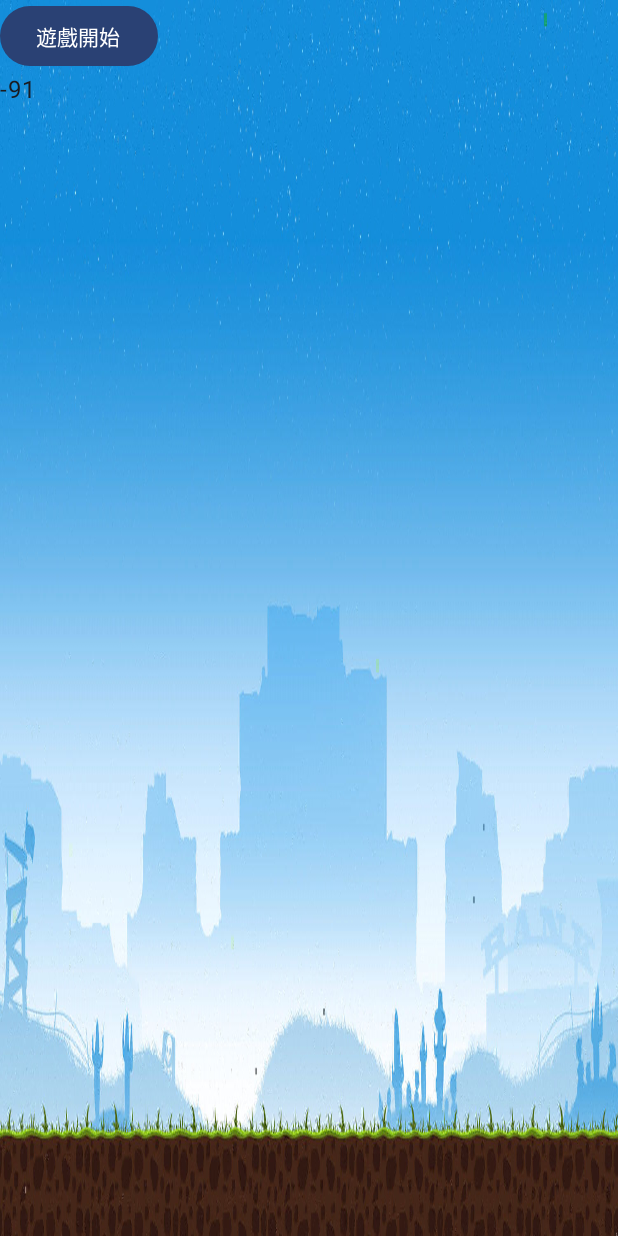
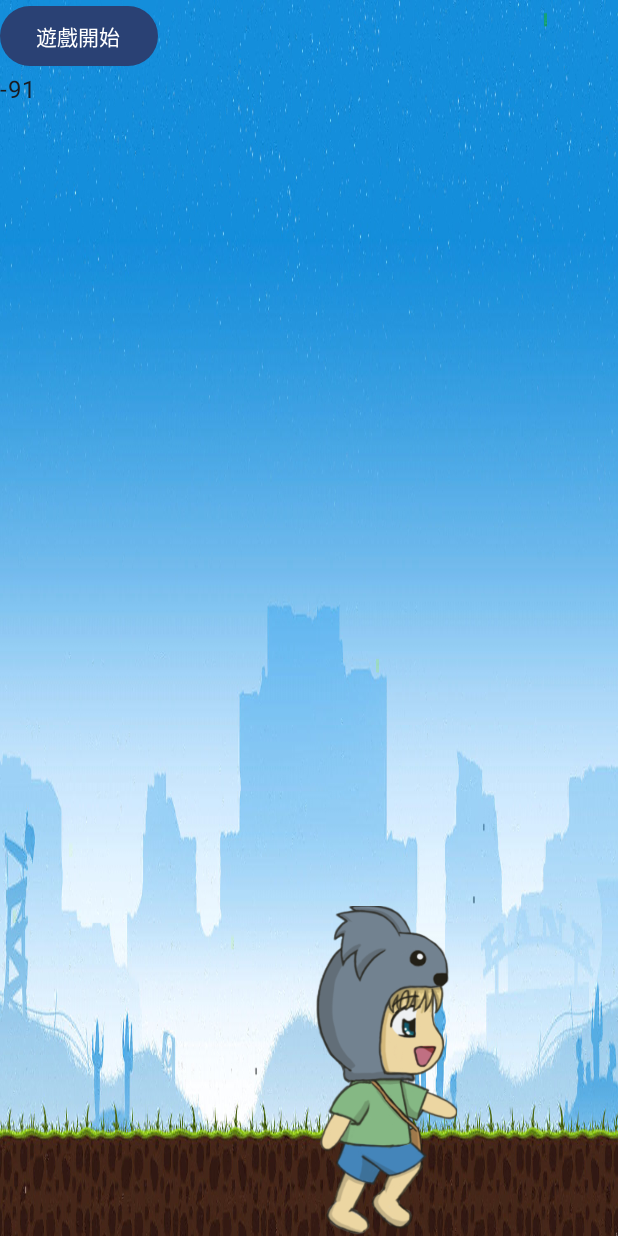
Before and after one commit to tcyang1971/Coroutines, an Android app built with Jetpack Compose: the screen it shows after launch (MainActivity), after a tap on "遊戲開始", on a phone screen of 412 x 824 dp. Run offline under Robolectric (Android 15) with nearby library versions, the phone set to English and light mode, and no system bars.

Commit message:
v6a_小男孩走路

```diff
--- /dev/null
+++ b/app/src/main/java/tw/edu/pu/csim/tcyang/coroutines/Boy.kt
@@ -0,0 +1,18 @@
+package tw.edu.pu.csim.tcyang.coroutines
+
+class Boy(val ScreenW:Int, val ScreenH:Int, val px:Float) {
+    private var w = (100 * px).toInt()  //小男孩寬度
+    private var h = (220 * px).toInt()  //小男孩高度
+
+    var x = 0  //小男孩x軸座標
+    var y = ScreenH - h  //小男孩y軸座標
+    var pictNo = 0  //切換圖片
+
+    fun Walk() {
+        x += 10
+        pictNo++
+        if (pictNo > 7) {
+            pictNo = 0
+        }
+    }
+}
--- a/app/src/main/java/tw/edu/pu/csim/tcyang/coroutines/Game.kt
+++ b/app/src/main/java/tw/edu/pu/csim/tcyang/coroutines/Game.kt
@@ -17,12 +17,17 @@ class Game(context: Context, val scope: CoroutineScope) {
     private val px = displayMetrics.density  //dp轉像素的倍率 (1dp的像素)
 
     val background = Background(ScreenWidth)
+    val boy = Boy(ScreenWidth, ScreenHeight, px)
 
     fun Play(){
         scope.launch {
             counter = 0
             while (counter < 2000) {
                 background.Roll()
+                if (counter % 3 == 0){
+                    boy.Walk()
+                }
+
                 counter++
                 state.emit(counter)
                 delay(25)
--- a/app/src/main/java/tw/edu/pu/csim/tcyang/coroutines/MainActivity.kt
+++ b/app/src/main/java/tw/edu/pu/csim/tcyang/coroutines/MainActivity.kt
@@ -8,8 +8,10 @@ import androidx.compose.foundation.Image
 import androidx.compose.foundation.layout.Box
 import androidx.compose.foundation.layout.Column
 import androidx.compose.foundation.layout.fillMaxSize
+import androidx.compose.foundation.layout.height
 import androidx.compose.foundation.layout.offset
 import androidx.compose.foundation.layout.padding
+import androidx.compose.foundation.layout.width
 import androidx.compose.material3.Button
 import androidx.compose.material3.Scaffold
 import androidx.compose.material3.Text
@@ -20,6 +22,7 @@ import androidx.compose.ui.Modifier
 import androidx.compose.ui.layout.ContentScale
 import androidx.compose.ui.res.painterResource
 import androidx.compose.ui.unit.IntOffset
+import androidx.compose.ui.unit.dp
 import androidx.lifecycle.lifecycleScope
 import tw.edu.pu.csim.tcyang.coroutines.ui.theme.CoroutinesTheme
 
@@ -71,6 +74,23 @@ fun Greeting(modifier: Modifier, game: Game) {
             )
         }
 
+        val boyImage = arrayListOf(R.drawable.boy1, R.drawable.boy2,
+            R.drawable.boy3, R.drawable.boy4,
+            R.drawable.boy5, R.drawable.boy6,
+            R.drawable.boy7, R.drawable.boy8)
+
+        //繪製小男孩
+        Box(modifier = Modifier.fillMaxSize()){
+            Image(
+                painter = painterResource(id = boyImage[game.boy.pictNo]),
+                contentDescription = "小男孩",
+                modifier = Modifier
+                    .width(100.dp)
+                    .height(220.dp)
+                    .offset { IntOffset(game.boy.x, game.boy.y) }
+            )
+        }
+
         Column {
             Button(
                 modifier = modifier,
```
